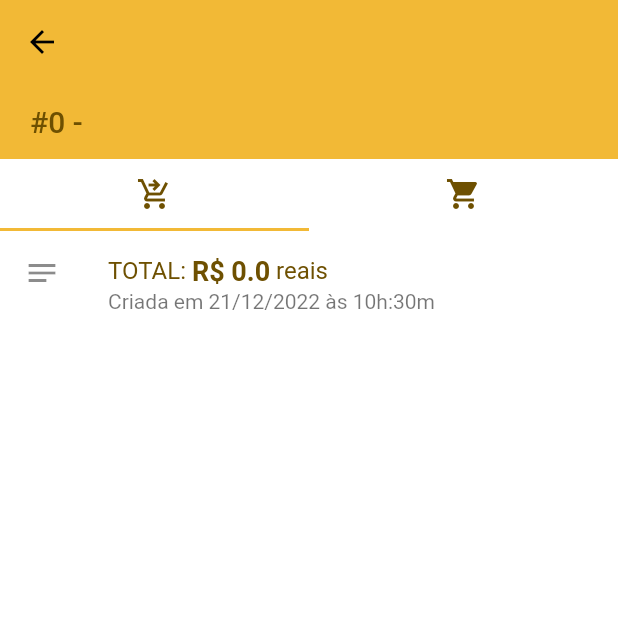
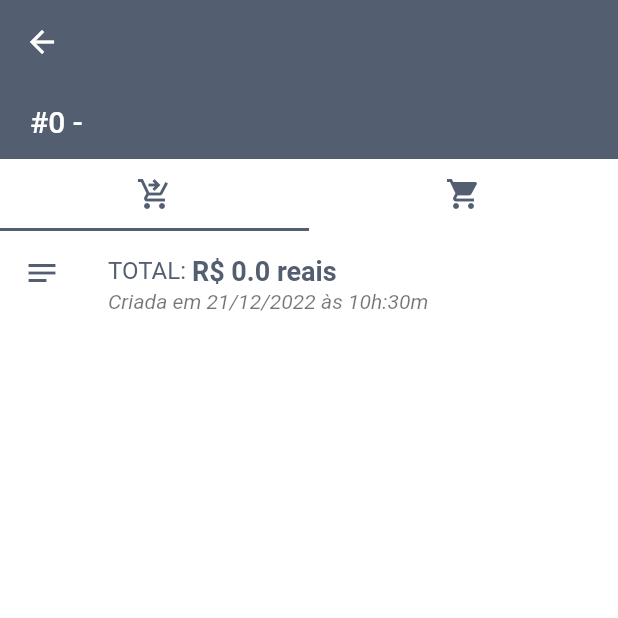
Before and after one commit to yuriboeira11tx/commander, a Flutter app: the CommandPage screen opened directly with empty values, on a phone screen of 412 x 824 dp, the top half of it. Run offline on Flutter 3.47's test engine with Material 2 defaults, Android fonts, the phone set to English and light mode, and no system bars; our stand-ins replace dio, get_it, shared_preferences, string_validator; missing offline and left inert: dart_jsonwebtoken, flutter_barcode_scanner; accounts and stored records are empty.

Commit message:
versao top 1

```diff
--- a/lib/components/command/command_tab.dart
+++ b/lib/components/command/command_tab.dart
@@ -40,7 +40,7 @@ class _CommandTabState extends State<CommandTab> {
               thumbVisibility: true,
               thumbColor: colorPrimarySwatch,
               radius: const Radius.circular(20),
-              thickness: 2,
+              thickness: 3,
               child: ListView.builder(
                 scrollDirection: Axis.vertical,
                 shrinkWrap: true,
--- a/lib/components/order/order_card.dart
+++ b/lib/components/order/order_card.dart
@@ -19,29 +19,41 @@ class _OrderCardState extends State<OrderCard> {
     return Column(
       children: [
         ListTile(
-          leading: const Icon(Icons.notes),
+          leading: const Icon(
+            Icons.notes,
+            color: colorPrimarySwatch,
+          ),
           title: Row(
             children: [
               const Text(
                 "TOTAL: ",
-                style: TextStyle(color: colorTitle),
+                style: TextStyle(
+                  color: colorPrimarySwatch,
+                ),
               ),
               Text(
                 "R\$ ${widget.order.total}",
                 style: const TextStyle(
                   fontSize: 18,
                   fontWeight: FontWeight.bold,
-                  color: colorTitle,
+                  color: colorPrimarySwatch,
                 ),
               ),
               const Text(
                 " reais",
-                style: TextStyle(color: colorTitle),
+                style: TextStyle(
+                  color: colorPrimarySwatch,
+                  fontSize: 18,
+                  fontWeight: FontWeight.bold,
+                ),
               ),
             ],
           ),
           subtitle: Text(
             "Criada em ${widget.order.createdAt!.day}/${widget.order.createdAt!.month}/${widget.order.createdAt!.year} às ${widget.order.createdAt!.hour}h:${widget.order.createdAt!.minute}m",
+            style: const TextStyle(
+              fontStyle: FontStyle.italic,
+            ),
           ),
         ),
         Expanded(
@@ -49,7 +61,7 @@ class _OrderCardState extends State<OrderCard> {
             thumbVisibility: true,
             thumbColor: colorPrimarySwatch,
             radius: const Radius.circular(20),
-            thickness: 2,
+            thickness: 3,
             child: ListView.builder(
               shrinkWrap: true,
               itemCount: widget.order.orders!.length,
@@ -64,12 +76,7 @@ class _OrderCardState extends State<OrderCard> {
                   ),
                   child: Container(
                     decoration: BoxDecoration(
-                      color: const Color.fromRGBO(
-                        64,
-                        75,
-                        96,
-                        0.9,
-                      ),
+                      color: const Color(0xE4404B60),
                       borderRadius: BorderRadius.circular(10),
                     ),
                     child: ListTile(
@@ -85,7 +92,7 @@ class _OrderCardState extends State<OrderCard> {
                           border: Border(
                             right: BorderSide(
                               width: 1.0,
-                              color: Colors.white24,
+                              color: Colors.grey,
                             ),
                           ),
                         ),
@@ -94,7 +101,10 @@ class _OrderCardState extends State<OrderCard> {
                           label: Text(
                             "${widget.order.orders![index]['quantity']}x",
                             style: !widget.order.orders![index]['excluded']
-                                ? styleTextSnackbar
+                                ? const TextStyle(
+                                    fontWeight: FontWeight.bold,
+                                    color: colorPrimarySwatch,
+                                  )
                                 : const TextStyle(
                                     color: Colors.grey,
                                     decoration: TextDecoration.lineThrough,
@@ -134,7 +144,10 @@ class _OrderCardState extends State<OrderCard> {
                         label: Text(
                           "R\$ ${widget.order.orders![index]['total']}",
                           style: !widget.order.orders![index]['excluded']
-                              ? styleTextSnackbar
+                              ? const TextStyle(
+                                  fontWeight: FontWeight.bold,
+                                  color: colorPrimarySwatch,
+                                )
                               : const TextStyle(
                                   color: Colors.grey,
                                   decoration: TextDecoration.lineThrough,
--- a/lib/components/product/product_card.dart
+++ b/lib/components/product/product_card.dart
@@ -68,7 +68,7 @@ class _ProductCardState extends State<ProductCard> {
             label: Text(
               "R\$${widget.product.price.toString().replaceFirst(".", ",")}",
               style: const TextStyle(
-                color: colorTitle,
+                color: colorPrimarySwatch,
                 fontWeight: FontWeight.bold,
                 fontSize: 16,
               ),
--- a/lib/pages/command_page.dart
+++ b/lib/pages/command_page.dart
@@ -57,13 +57,13 @@ class _CommandPageState extends State<CommandPage> {
                     Tab(
                       icon: Icon(
                         Icons.shopping_cart_checkout,
-                        color: colorTitle,
+                        color: colorPrimarySwatch,
                       ),
                     ),
                     Tab(
                       icon: Icon(
                         Icons.shopping_cart,
-                        color: colorTitle,
+                        color: colorPrimarySwatch,
                       ),
                     ),
                   ],
--- a/lib/utils/styles.dart
+++ b/lib/utils/styles.dart
@@ -1,34 +1,34 @@
 import 'package:flutter/material.dart';
 
 const colorPrimarySwatch = MaterialColor(
-  0xFFf2b936,
+  0xE4404B60,
   <int, Color>{
-    50: Color(0xFFf2b936),
-    100: Color(0xFFf2b936),
-    200: Color(0xFFf2b936),
-    300: Color(0xFFf2b936),
-    400: Color(0xFFf2b936),
-    500: Color(0xFFf2b936),
-    600: Color(0xFFf2b936),
-    700: Color(0xFFf2b936),
-    800: Color(0xFFf2b936),
-    900: Color(0xFFf2b936),
+    50: Color(0xE4404B60),
+    100: Color(0xE4404B60),
+    200: Color(0xE4404B60),
+    300: Color(0xE4404B60),
+    400: Color(0xE4404B60),
+    500: Color(0xE4404B60),
+    600: Color(0xE4404B60),
+    700: Color(0xE4404B60),
+    800: Color(0xE4404B60),
+    900: Color(0xE4404B60),
   },
 );
 
 const colorTitle = MaterialColor(
-  0xFF6e5001,
+  0xFFFFFFFF,
   <int, Color>{
-    50: Color(0xFF6e5001),
-    100: Color(0xFF6e5001),
-    200: Color(0xFF6e5001),
-    300: Color(0xFF6e5001),
-    400: Color(0xFF6e5001),
-    500: Color(0xFF6e5001),
-    600: Color(0xFF6e5001),
-    700: Color(0xFF6e5001),
-    800: Color(0xFF6e5001),
-    900: Color(0xFF6e5001),
+    50: Color(0xFFFFFFFF),
+    100: Color(0xFFFFFFFF),
+    200: Color(0xFFFFFFFF),
+    300: Color(0xFFFFFFFF),
+    400: Color(0xFFFFFFFF),
+    500: Color(0xFFFFFFFF),
+    600: Color(0xFFFFFFFF),
+    700: Color(0xFFFFFFFF),
+    800: Color(0xFFFFFFFF),
+    900: Color(0xFFFFFFFF),
   },
 );
 
--- a/lib/utils/urls.dart
+++ b/lib/utils/urls.dart
@@ -1,7 +1,6 @@
 // URLS
-// ACCOUNT
-const String urlBase =
-    "http://b991-177-91-129-255.ngrok.io";
+// AUTH
+const String urlBase = "http://b991-177-91-129-255.ngrok.io";
 const String urlLogin = "$urlBase/accounts/api/login/";
 const String urlRegister = "$urlBase/accounts/api/register/";
 const String urlChangePassword = "$urlBase/accounts/api/change_password/";
```
Also changed, not shown: lib/components/command/command_card.dart (+5 -7 lines), lib/pages/home_page.dart (+5 -5 lines), 1 other file.
